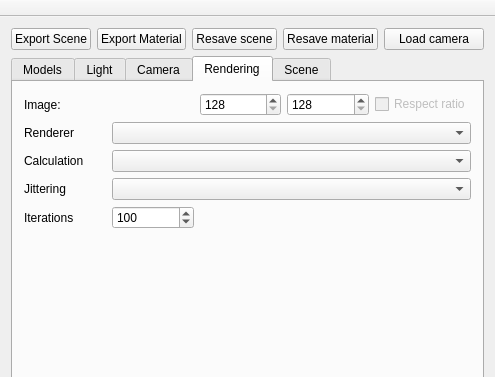
caronnee/graphicsbasics, file RaySamplesGui/TracingGui/Sources/tracinggui.ui: the form before one commit; both pictures show x 433 to 928 and y 0 to 377 of the 928 by 484 pixel window.
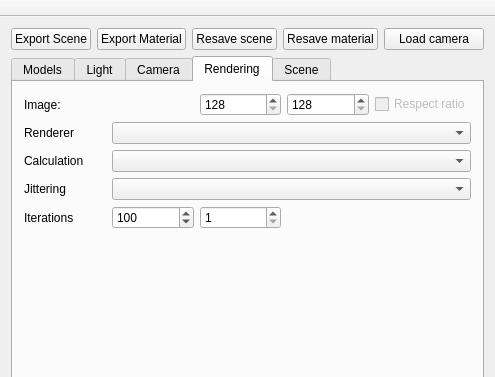
The form after the commit. Custom widgets are drawn as their Qt base class.

Commit message: Implemented new thread

The edit to the form file:
```diff
--- a/RaySamplesGui/TracingGui/Sources/tracinggui.ui
+++ b/RaySamplesGui/TracingGui/Sources/tracinggui.ui
@@ -6,7 +6,7 @@
    <rect>
     <x>0</x>
     <y>0</y>
-    <width>776</width>
+    <width>851</width>
     <height>484</height>
    </rect>
   </property>
@@ -935,6 +935,16 @@
           </property>
          </widget>
         </item>
+        <item row="6" column="2">
+         <widget class="QSpinBox" name="threadNumber">
+          <property name="minimum">
+           <number>1</number>
+          </property>
+          <property name="maximum">
+           <number>8</number>
+          </property>
+         </widget>
+        </item>
        </layout>
       </widget>
       <widget class="QWidget" name="scene">
```
Left out of the diff: 4 changed lines with no effect on the pictures. The commit also changes 19 other files.
